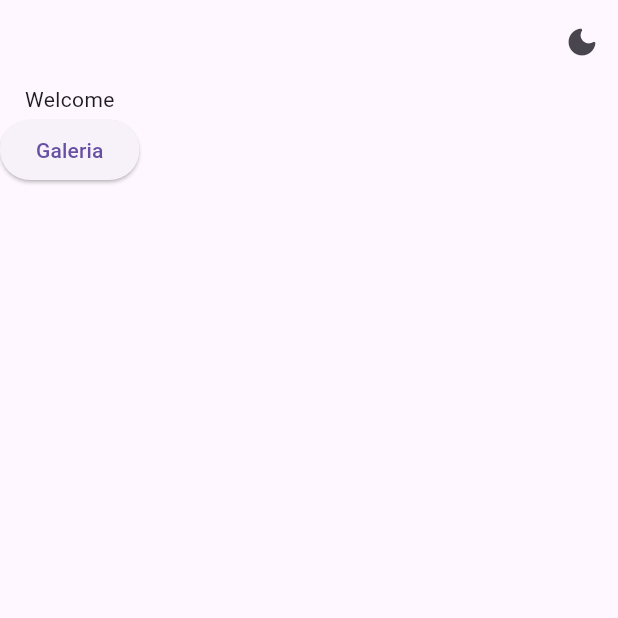
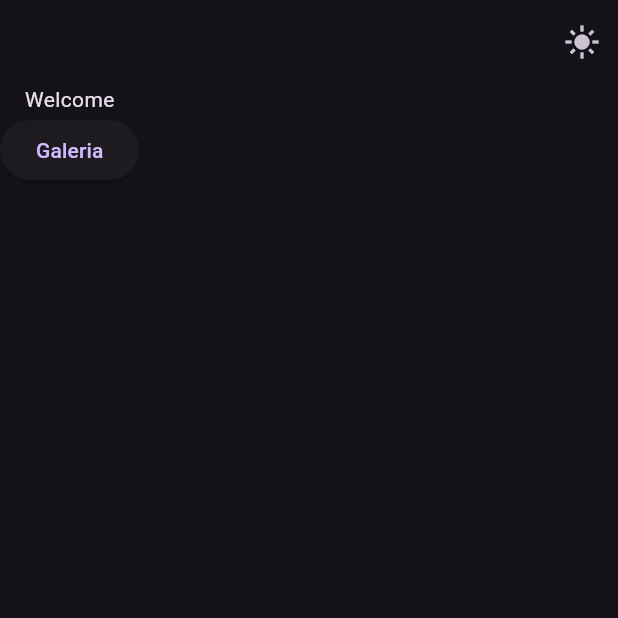
Before and after one commit to AlexdanTB/app-galeria-supabase, a Flutter app: the screen it shows after launch, after a tap on the "dark mode" icon, on a phone screen of 412 x 824 dp, the top half of it. Run offline on Flutter 3.47's test engine with Material 3 defaults, Android fonts, the phone set to English and light mode, and no system bars.

Commit message:
modo oscuro correccion

```diff
--- a/lib/main.dart
+++ b/lib/main.dart
@@ -24,7 +24,7 @@ class _MainAppState extends State<MainApp> {
   @override
   Widget build(BuildContext context) {
     return MaterialApp(
-      theme: modoOscuro ? ThemeData.dark() : ThemeData.light(),
+      theme: modoOscuro == true ? ThemeData.dark() : ThemeData.light(),
       routes: {
         "/": (context) => WelcomeScreen(cambiarTema, modoOscuro),
         "/galeria": (context) => GaleriaScreen(),
--- a/lib/screens/welcome_screen.dart
+++ b/lib/screens/welcome_screen.dart
@@ -11,7 +11,7 @@ class WelcomeScreen extends StatelessWidget {
       appBar: AppBar(
         actions: [
           IconButton(
-            onPressed: () => cambiarTemaW,
+            onPressed: () => cambiarTemaW(),
             icon: mOscuro
                 ? Icon(Icons.light_mode_sharp)
                 : Icon(Icons.dark_mode_rounded),
```
